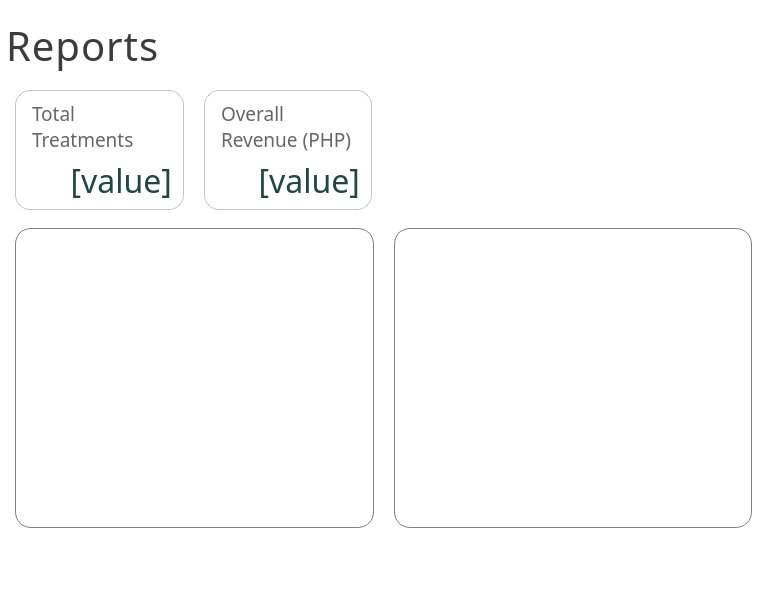
This is ui/PageReports.ui in karlito20/AdoraFlowProject as Qt 5 draws it before an edit. The edited form follows.
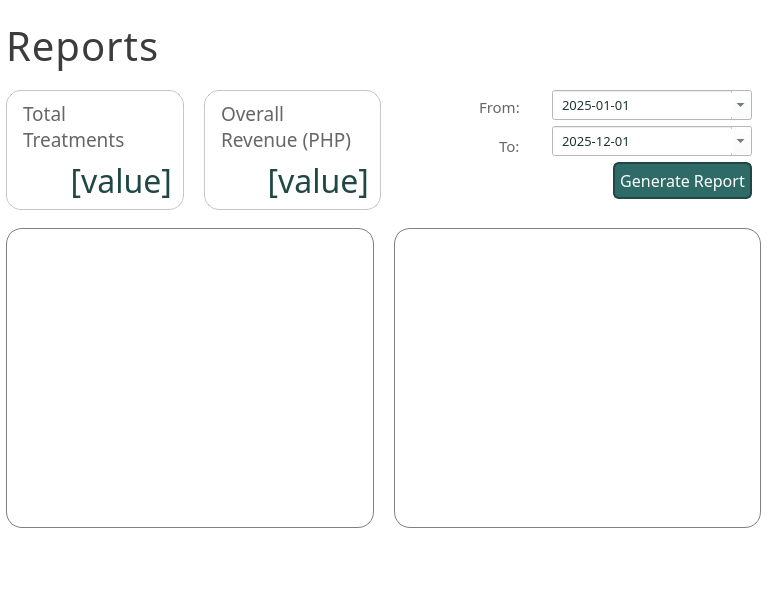
This is the edited form.

What changed in the file:
```diff
--- a/ui/PageReports.ui
+++ b/ui/PageReports.ui
@@ -589,6 +589,12 @@
          <property name="spacing">
           <number>20</number>
          </property>
+         <property name="leftMargin">
+          <number>0</number>
+         </property>
+         <property name="rightMargin">
+          <number>0</number>
+         </property>
          <item>
           <widget class="QWidget" name="card1" native="true">
            <property name="sizePolicy">
@@ -783,10 +789,211 @@
        </widget>
       </item>
       <item>
-       <widget class="QLabel" name="label">
-        <property name="text">
-         <string/>
-        </property>
+       <widget class="QWidget" name="widget" native="true">
+        <layout class="QHBoxLayout" name="horizontalLayout_4">
+         <item>
+          <layout class="QVBoxLayout" name="verticalLayout_2">
+           <property name="rightMargin">
+            <number>26</number>
+           </property>
+           <item alignment="Qt::AlignmentFlag::AlignRight">
+            <widget class="QLabel" name="label">
+             <property name="font">
+              <font>
+               <family>Slate</family>
+               <pointsize>11</pointsize>
+              </font>
+             </property>
+             <property name="cursor">
+              <cursorShape>PointingHandCursor</cursorShape>
+             </property>
+             <property name="styleSheet">
+              <string notr="true">	color: rgba(60, 60, 60, 200);
+</string>
+             </property>
+             <property name="text">
+              <string>From:</string>
+             </property>
+            </widget>
+           </item>
+           <item alignment="Qt::AlignmentFlag::AlignRight">
+            <widget class="QLabel" name="label_2">
+             <property name="font">
+              <font>
+               <family>Slate</family>
+               <pointsize>11</pointsize>
+              </font>
+             </property>
+             <property name="cursor">
+              <cursorShape>PointingHandCursor</cursorShape>
+             </property>
+             <property name="styleSheet">
+              <string notr="true">	color: rgba(60, 60, 60, 200);
+</string>
+             </property>
+             <property name="text">
+              <string>To:</string>
+             </property>
+            </widget>
+           </item>
+           <item>
+            <widget class="QLabel" name="label_3">
+             <property name="text">
+              <string/>
+             </property>
+            </widget>
+           </item>
+          </layout>
+         </item>
+         <item>
+          <layout class="QVBoxLayout" name="verticalLayout_4">
+           <item>
+            <widget class="QDateEdit" name="start_date">
+             <property name="minimumSize">
+              <size>
+               <width>200</width>
+               <height>30</height>
+              </size>
+             </property>
+             <property name="maximumSize">
+              <size>
+               <width>200</width>
+               <height>30</height>
+              </size>
+             </property>
+             <property name="font">
+              <font>
+               <family>Slate</family>
+               <pointsize>10</pointsize>
+              </font>
+             </property>
+             <property name="cursor">
+              <cursorShape>PointingHandCursor</cursorShape>
+             </property>
+             <property name="styleSheet">
+              <string notr="true">#start_date {
+color: #1D3533;
+background: white;
+padding-left: 5px;
+}</string>
+             </property>
+             <property name="buttonSymbols">
+              <enum>QAbstractSpinBox::ButtonSymbols::UpDownArrows</enum>
+             </property>
+             <property name="displayFormat">
+              <string>yyyy-MM-dd</string>
+             </property>
+             <property name="calendarPopup">
+              <bool>true</bool>
+             </property>
+             <property name="date">
+              <date>
+               <year>2025</year>
+               <month>1</month>
+               <day>1</day>
+              </date>
+             </property>
+            </widget>
+           </item>
+           <item>
+            <widget class="QDateEdit" name="end_date">
+             <property name="minimumSize">
+              <size>
+               <width>200</width>
+               <height>30</height>
+              </size>
+             </property>
+             <property name="maximumSize">
+              <size>
+               <width>200</width>
+               <height>30</height>
+              </size>
+             </property>
+             <property name="font">
+              <font>
+               <family>Slate</family>
+               <pointsize>10</pointsize>
+              </font>
+             </property>
+             <property name="cursor">
+              <cursorShape>PointingHandCursor</cursorShape>
+             </property>
+             <property name="styleSheet">
+              <string notr="true">#end_date {
+color: #1D3533;
+background: white;
+padding-left: 5px;
+}</string>
+             </property>
+             <property name="displayFormat">
+              <string>yyyy-MM-dd</string>
+             </property>
+             <property name="calendarPopup">
+              <bool>true</bool>
+             </property>
+             <property name="date">
+              <date>
+               <year>2025</year>
+               <month>12</month>
+               <day>1</day>
+              </date>
+             </property>
+            </widget>
+           </item>
+           <item alignment="Qt::AlignmentFlag::AlignRight">
+            <widget class="QPushButton" name="generate_button">
+             <property name="minimumSize">
+              <size>
+               <width>80</width>
+               <height>30</height>
+              </size>
+             </property>
+             <property name="maximumSize">
+              <size>
+               <width>150</width>
+               <height>16777215</height>
+              </size>
+             </property>
+             <property name="font">
+              <font>
+               <family>Slate</family>
+               <pointsize>12</pointsize>
+              </font>
+             </property>
+             <property name="cursor">
+              <cursorShape>PointingHandCursor</cursorShape>
+             </property>
+             <property name="styleSheet">
+              <string notr="true">#generate_button {
+	border-radius: 6px;
+	color: white;
+	border: 2px solid #1F4744;
+	padding: 5px;
+	background: #2E6B66;
+}
+
+#generate_button:hover {
+	border-radius: 6px;
+	color: white;
+	border: 2px solid #1F4744;
+	padding: 5px;
+	background: #265955;
+
+}
+#generate_button:pressed {
+	background: #1F4744;
+	color: white;
+	border: 2px solid #1F4744;
+}</string>
+             </property>
+             <property name="text">
+              <string>Generate Report</string>
+             </property>
+            </widget>
+           </item>
+          </layout>
+         </item>
+        </layout>
        </widget>
       </item>
      </layout>
@@ -810,6 +1017,12 @@
       <property name="spacing">
        <number>20</number>
       </property>
+      <property name="leftMargin">
+       <number>0</number>
+      </property>
+      <property name="rightMargin">
+       <number>0</number>
+      </property>
       <item>
        <widget class="QWidget" name="linegraph_container" native="true">
         <property name="minimumSize">
```
Left out of the diff: 7 changed lines with no effect on the pictures.
